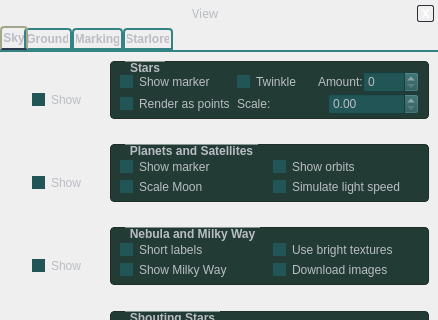
Before: the Qt Designer form src/gui/viewDialog.ui in 519984307/stellarium_src, drawn with Qt 5; both pictures show x 0 to 438 and y 0 to 320 of the 438 by 460 pixel window.
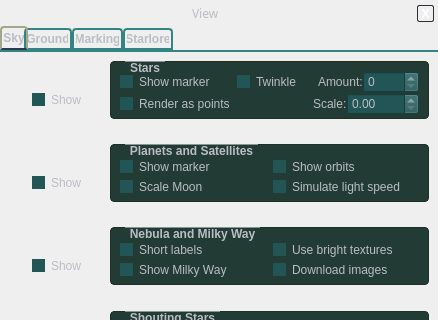
After: the same form once the commit is applied. Icons and pictures are not drawn. Custom widgets are drawn as their Qt base class.

Commit message: Improved deg sign.

```diff
--- a/src/gui/viewDialog.ui
+++ b/src/gui/viewDialog.ui
@@ -706,6 +706,19 @@
                <property name="spacing" >
                 <number>0</number>
                </property>
+               <item>
+                <spacer>
+                 <property name="orientation" >
+                  <enum>Qt::Horizontal</enum>
+                 </property>
+                 <property name="sizeHint" >
+                  <size>
+                   <width>40</width>
+                   <height>20</height>
+                  </size>
+                 </property>
+                </spacer>
+               </item>
                <item>
                 <widget class="QLabel" name="label_5" >
                  <property name="text" >
```
The commit also changes 2 other files.
